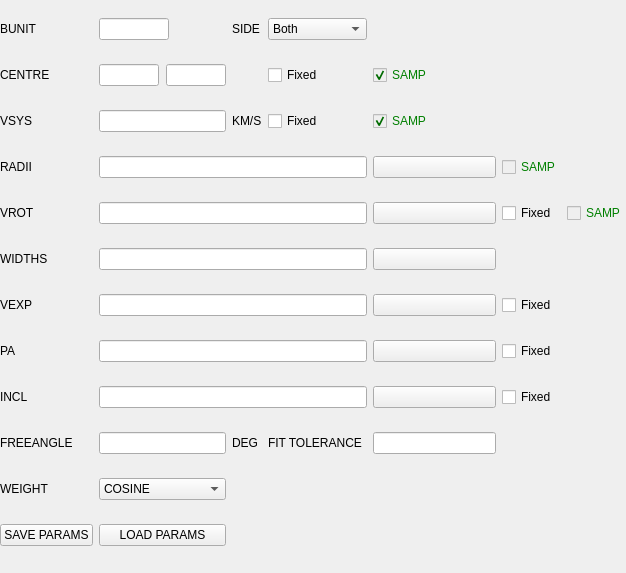
Above: ui_interfaces/rotcur.ui from susanasanchez/GUIPSY before the change. Below: the same form after it.
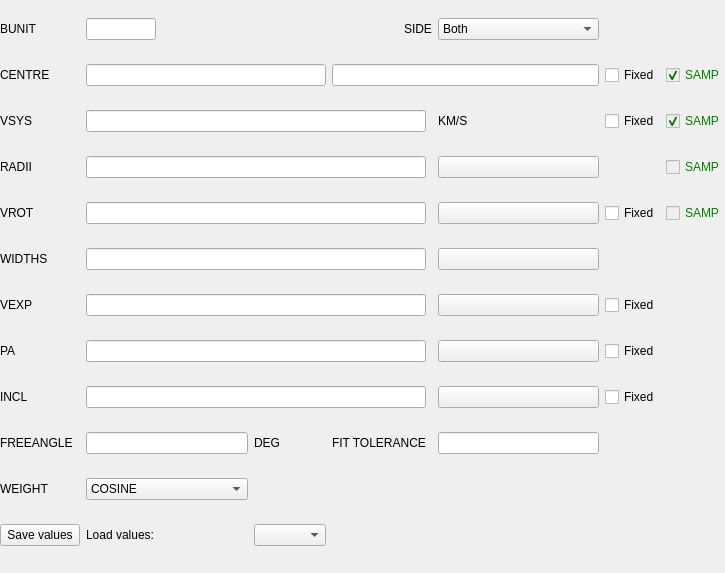
That is the form after the change. Icons and pictures are not drawn.

The edit to the form file:
```diff
--- a/ui_interfaces/rotcur.ui
+++ b/ui_interfaces/rotcur.ui
@@ -6,7 +6,7 @@
    <rect>
     <x>0</x>
     <y>0</y>
-    <width>626</width>
+    <width>725</width>
     <height>573</height>
    </rect>
   </property>
@@ -35,6 +35,25 @@
       <property name="margin">
        <number>0</number>
       </property>
+      <item row="4" column="8">
+       <widget class="QCheckBox" name="checkSampVrot">
+        <property name="enabled">
+         <bool>false</bool>
+        </property>
+        <property name="toolTip">
+         <string/>
+        </property>
+        <property name="whatsThis">
+         <string/>
+        </property>
+        <property name="styleSheet">
+         <string notr="true">QCheckBox { color: green }</string>
+        </property>
+        <property name="text">
+         <string>SAMP</string>
+        </property>
+       </widget>
+      </item>
       <item row="0" column="0">
        <widget class="QLabel" name="label_3">
         <property name="text">
@@ -42,7 +61,7 @@
         </property>
        </widget>
       </item>
-      <item row="0" column="1">
+      <item row="0" column="2">
        <widget class="QLineEdit" name="bunitLine">
         <property name="maximumSize">
          <size>
@@ -59,13 +78,6 @@
         </property>
        </widget>
       </item>
-      <item row="1" column="3">
-       <widget class="QCheckBox" name="centreCheck">
-        <property name="text">
-         <string>Fixed</string>
-        </property>
-       </widget>
-      </item>
       <item row="2" column="0">
        <widget class="QLabel" name="label_5">
         <property name="text">
@@ -73,23 +85,6 @@
         </property>
        </widget>
       </item>
-      <item row="2" column="1">
-       <widget class="QLineEdit" name="vsysLine"/>
-      </item>
-      <item row="2" column="2">
-       <widget class="QLabel" name="label_7">
-        <property name="text">
-         <string>KM/S</string>
-        </property>
-       </widget>
-      </item>
-      <item row="2" column="3">
-       <widget class="QCheckBox" name="vsysCheck">
-        <property name="text">
-         <string>Fixed</string>
-        </property>
-       </widget>
-      </item>
       <item row="3" column="0">
        <widget class="QLabel" name="label_8">
         <property name="text">
@@ -97,10 +92,10 @@
         </property>
        </widget>
       </item>
-      <item row="3" column="1" colspan="3">
+      <item row="3" column="2" colspan="3">
        <widget class="QLineEdit" name="radiiLine"/>
       </item>
-      <item row="3" column="5">
+      <item row="3" column="6">
        <widget class="QPushButton" name="radiiButton">
         <property name="text">
          <string/>
@@ -124,10 +119,10 @@
         </property>
        </widget>
       </item>
-      <item row="5" column="1" colspan="3">
+      <item row="5" column="2" colspan="3">
        <widget class="QLineEdit" name="widthsLine"/>
       </item>
-      <item row="5" column="5">
+      <item row="5" column="6">
        <widget class="QPushButton" name="widthsButton">
         <property name="text">
          <string/>
@@ -144,6 +139,13 @@
         </property>
        </widget>
       </item>
+      <item row="11" column="0">
+       <widget class="QLabel" name="label_15">
+        <property name="text">
+         <string>WEIGHT</string>
+        </property>
+       </widget>
+      </item>
       <item row="7" column="0">
        <widget class="QLabel" name="label_9">
         <property name="text">
@@ -151,27 +153,27 @@
         </property>
        </widget>
       </item>
-      <item row="7" column="1" colspan="3">
+      <item row="7" column="2" colspan="3">
        <widget class="QLineEdit" name="vexpLine"/>
       </item>
-      <item row="7" column="5">
-       <widget class="QPushButton" name="vexpButton">
-        <property name="text">
-         <string/>
-        </property>
-        <property name="icon">
-         <iconset resource="../resources.qrc">
-          <normaloff>:/table.png</normaloff>:/table.png</iconset>
-        </property>
-        <property name="iconSize">
-         <size>
-          <width>20</width>
-          <height>20</height>
-         </size>
-        </property>
-       </widget>
-      </item>
       <item row="7" column="6">
+       <widget class="QPushButton" name="vexpButton">
+        <property name="text">
+         <string/>
+        </property>
+        <property name="icon">
+         <iconset resource="../resources.qrc">
+          <normaloff>:/table.png</normaloff>:/table.png</iconset>
+        </property>
+        <property name="iconSize">
+         <size>
+          <width>20</width>
+          <height>20</height>
+         </size>
+        </property>
+       </widget>
+      </item>
+      <item row="7" column="7">
        <widget class="QCheckBox" name="vexpCheck">
         <property name="text">
          <string>Fixed</string>
@@ -185,27 +187,27 @@
         </property>
        </widget>
       </item>
-      <item row="8" column="1" colspan="3">
+      <item row="8" column="2" colspan="3">
        <widget class="QLineEdit" name="paLine"/>
       </item>
-      <item row="8" column="5">
-       <widget class="QPushButton" name="paButton">
-        <property name="text">
-         <string/>
-        </property>
-        <property name="icon">
-         <iconset resource="../resources.qrc">
-          <normaloff>:/table.png</normaloff>:/table.png</iconset>
-        </property>
-        <property name="iconSize">
-         <size>
-          <width>20</width>
-          <height>20</height>
-         </size>
-        </property>
-       </widget>
-      </item>
       <item row="8" column="6">
+       <widget class="QPushButton" name="paButton">
+        <property name="text">
+         <string/>
+        </property>
+        <property name="icon">
+         <iconset resource="../resources.qrc">
+          <normaloff>:/table.png</normaloff>:/table.png</iconset>
+        </property>
+        <property name="iconSize">
+         <size>
+          <width>20</width>
+          <height>20</height>
+         </size>
+        </property>
+       </widget>
+      </item>
+      <item row="8" column="7">
        <widget class="QCheckBox" name="paCheck">
         <property name="text">
          <string>Fixed</string>
@@ -219,27 +221,27 @@
         </property>
        </widget>
       </item>
-      <item row="9" column="1" colspan="3">
+      <item row="9" column="2" colspan="3">
        <widget class="QLineEdit" name="inclLine"/>
       </item>
-      <item row="9" column="5">
-       <widget class="QPushButton" name="inclButton">
-        <property name="text">
-         <string/>
-        </property>
-        <property name="icon">
-         <iconset resource="../resources.qrc">
-          <normaloff>:/table.png</normaloff>:/table.png</iconset>
-        </property>
-        <property name="iconSize">
-         <size>
-          <width>20</width>
-          <height>20</height>
-         </size>
-        </property>
-       </widget>
-      </item>
       <item row="9" column="6">
+       <widget class="QPushButton" name="inclButton">
+        <property name="text">
+         <string/>
+        </property>
+        <property name="icon">
+         <iconset resource="../resources.qrc">
+          <normaloff>:/table.png</normaloff>:/table.png</iconset>
+        </property>
+        <property name="iconSize">
+         <size>
+          <width>20</width>
+          <height>20</height>
+         </size>
+        </property>
+       </widget>
+      </item>
+      <item row="9" column="7">
        <widget class="QCheckBox" name="inclCheck">
         <property name="text">
          <string>Fixed</string>
@@ -253,55 +255,34 @@
         </property>
        </widget>
       </item>
-      <item row="10" column="1">
-       <widget class="QLineEdit" name="freeangleLine"/>
-      </item>
       <item row="10" column="2">
+       <widget class="QLineEdit" name="freeangleLine"/>
+      </item>
+      <item row="10" column="3">
        <widget class="QLabel" name="label_13">
         <property name="text">
          <string>DEG</string>
         </property>
        </widget>
       </item>
-      <item row="10" column="3">
+      <item row="10" column="4">
        <widget class="QLabel" name="label_14">
         <property name="text">
          <string>FIT TOLERANCE</string>
         </property>
        </widget>
       </item>
-      <item row="10" column="5">
+      <item row="10" column="6">
        <widget class="QLineEdit" name="fittoleranceLine"/>
       </item>
       <item row="12" column="0">
        <widget class="QPushButton" name="saveParamsButton">
         <property name="text">
-         <string>SAVE PARAMS</string>
+         <string>Save values</string>
         </property>
        </widget>
       </item>
-      <item row="12" column="1">
-       <widget class="QPushButton" name="loadParamsButton">
-        <property name="text">
-         <string>LOAD PARAMS</string>
-        </property>
-       </widget>
-      </item>
-      <item row="0" column="2">
-       <widget class="QLabel" name="label_6">
-        <property name="text">
-         <string>SIDE</string>
-        </property>
-       </widget>
-      </item>
-      <item row="11" column="0">
-       <widget class="QLabel" name="label_15">
-        <property name="text">
-         <string>WEIGHT</string>
-        </property>
-       </widget>
-      </item>
-      <item row="11" column="1">
+      <item row="11" column="2">
        <widget class="QComboBox" name="weightBox">
         <item>
          <property name="text">
@@ -320,124 +301,7 @@
         </item>
        </widget>
       </item>
-      <item row="0" column="3">
-       <widget class="QComboBox" name="sideBox">
-        <item>
-         <property name="text">
-          <string>Both</string>
-         </property>
-        </item>
-        <item>
-         <property name="text">
-          <string>Approaching</string>
-         </property>
-        </item>
-        <item>
-         <property name="text">
-          <string>Receding</string>
-         </property>
-        </item>
-       </widget>
-      </item>
-      <item row="1" column="1">
-       <widget class="QFrame" name="frame">
-        <property name="frameShape">
-         <enum>QFrame::NoFrame</enum>
-        </property>
-        <property name="frameShadow">
-         <enum>QFrame::Plain</enum>
-        </property>
-        <property name="lineWidth">
-         <number>0</number>
-        </property>
-        <layout class="QHBoxLayout" name="horizontalLayout">
-         <property name="spacing">
-          <number>7</number>
-         </property>
-         <property name="sizeConstraint">
-          <enum>QLayout::SetMinimumSize</enum>
-         </property>
-         <property name="margin">
-          <number>0</number>
-         </property>
-         <item>
-          <widget class="QLineEdit" name="xcentreLine">
-           <property name="maximumSize">
-            <size>
-             <width>60</width>
-             <height>16777215</height>
-            </size>
-           </property>
-           <property name="alignment">
-            <set>Qt::AlignLeading|Qt::AlignLeft|Qt::AlignVCenter</set>
-           </property>
-          </widget>
-         </item>
-         <item>
-          <widget class="QLineEdit" name="ycentreLine">
-           <property name="minimumSize">
-            <size>
-             <width>60</width>
-             <height>0</height>
-            </size>
-           </property>
-           <property name="maximumSize">
-            <size>
-             <width>60</width>
-             <height>16777215</height>
-            </size>
-           </property>
-          </widget>
-         </item>
-        </layout>
-       </widget>
-      </item>
-      <item row="1" column="5">
-       <widget class="QCheckBox" name="checkSampCentre">
-        <property name="enabled">
-         <bool>false</bool>
-        </property>
-        <property name="styleSheet">
-         <string notr="true">QCheckBox { color: green }</string>
-        </property>
-        <property name="text">
-         <string>SAMP</string>
-        </property>
-        <property name="checked">
-         <bool>true</bool>
-        </property>
-       </widget>
-      </item>
-      <item row="2" column="5">
-       <widget class="QCheckBox" name="checkSampVsys">
-        <property name="enabled">
-         <bool>false</bool>
-        </property>
-        <property name="styleSheet">
-         <string notr="true">QCheckBox { color: green }</string>
-        </property>
-        <property name="text">
-         <string>SAMP</string>
-        </property>
-        <property name="checked">
-         <bool>true</bool>
-        </property>
-       </widget>
-      </item>
-      <item row="3" column="6">
-       <widget class="QCheckBox" name="checkSampRadii">
-        <property name="enabled">
-         <bool>false</bool>
-        </property>
-        <property name="styleSheet">
-         <string notr="true">QCheckBox { color: green }</string>
-        </property>
-        <property name="text">
-         <string>SAMP</string>
-        </property>
-       </widget>
-      </item>
-      <item row="4" column="1" colspan="3">
+      <item row="4" column="2" colspan="3">
        <widget class="QLineEdit" name="vrotLine"/>
       </item>
       <item row="4" column="0">
@@ -447,46 +311,138 @@
         </property>
        </widget>
       </item>
-      <item row="4" column="5">
-       <widget class="QPushButton" name="vrotButton">
-        <property name="text">
-         <string/>
-        </property>
-        <property name="icon">
-         <iconset resource="../resources.qrc">
-          <normaloff>:/table.png</normaloff>:/table.png</iconset>
-        </property>
-        <property name="iconSize">
-         <size>
-          <width>20</width>
-          <height>20</height>
-         </size>
-        </property>
-       </widget>
-      </item>
       <item row="4" column="6">
-       <widget class="QCheckBox" name="vrotCheck">
+       <widget class="QPushButton" name="vrotButton">
         <property name="text">
-         <string>Fixed</string>
+         <string/>
+        </property>
+        <property name="icon">
+         <iconset resource="../resources.qrc">
+          <normaloff>:/table.png</normaloff>:/table.png</iconset>
+        </property>
+        <property name="iconSize">
+         <size>
+          <width>20</width>
+          <height>20</height>
+         </size>
         </property>
        </widget>
       </item>
       <item row="4" column="7">
-       <widget class="QCheckBox" name="checkSampVrot">
+       <widget class="QCheckBox" name="vrotCheck">
+        <property name="text">
+         <string>Fixed</string>
+        </property>
+       </widget>
+      </item>
+      <item row="12" column="2">
+       <widget class="QLabel" name="label_16">
+        <property name="text">
+         <string>Load values:</string>
+        </property>
+       </widget>
+      </item>
+      <item row="12" column="3">
+       <widget class="QComboBox" name="loadParamsList"/>
+      </item>
+      <item row="3" column="8">
+       <widget class="QCheckBox" name="checkSampRadii">
         <property name="enabled">
          <bool>false</bool>
         </property>
-        <property name="toolTip">
-         <string/>
+        <property name="styleSheet">
+         <string notr="true">QCheckBox { color: green }</string>
         </property>
-        <property name="whatsThis">
-         <string/>
+        <property name="text">
+         <string>SAMP</string>
         </property>
+       </widget>
+      </item>
+      <item row="2" column="8">
+       <widget class="QCheckBox" name="checkSampVsys">
+        <property name="enabled">
+         <bool>false</bool>
+        </property>
         <property name="styleSheet">
          <string notr="true">QCheckBox { color: green }</string>
         </property>
         <property name="text">
          <string>SAMP</string>
+        </property>
+        <property name="checked">
+         <bool>true</bool>
+        </property>
+       </widget>
+      </item>
+      <item row="1" column="8">
+       <widget class="QCheckBox" name="checkSampCentre">
+        <property name="enabled">
+         <bool>false</bool>
+        </property>
+        <property name="styleSheet">
+         <string notr="true">QCheckBox { color: green }</string>
+        </property>
+        <property name="text">
+         <string>SAMP</string>
+        </property>
+        <property name="checked">
+         <bool>true</bool>
+        </property>
+       </widget>
+      </item>
+      <item row="2" column="7">
+       <widget class="QCheckBox" name="vsysCheck">
+        <property name="text">
+         <string>Fixed</string>
+        </property>
+       </widget>
+      </item>
+      <item row="1" column="7">
+       <widget class="QCheckBox" name="centreCheck">
+        <property name="text">
+         <string>Fixed</string>
+        </property>
+       </widget>
+      </item>
+      <item row="2" column="6">
+       <widget class="QLabel" name="label_7">
+        <property name="text">
+         <string>KM/S</string>
+        </property>
+       </widget>
+      </item>
+      <item row="2" column="2" colspan="3">
+       <widget class="QLineEdit" name="vsysLine"/>
+      </item>
+      <item row="1" column="2" colspan="2">
+       <widget class="QLineEdit" name="xcentreLine"/>
+      </item>
+      <item row="1" column="4" colspan="3">
+       <widget class="QLineEdit" name="ycentreLine"/>
+      </item>
+      <item row="0" column="6">
+       <widget class="QComboBox" name="sideBox">
+        <item>
+         <property name="text">
+          <string>Both</string>
+         </property>
+        </item>
+        <item>
+         <property name="text">
+          <string>Approaching</string>
+         </property>
+        </item>
+        <item>
+         <property name="text">
+          <string>Receding</string>
+         </property>
+        </item>
+       </widget>
+      </item>
+      <item row="0" column="4" colspan="2" alignment="Qt::AlignRight">
+       <widget class="QLabel" name="label_6">
+        <property name="text">
+         <string>SIDE</string>
         </property>
        </widget>
       </item>
```
